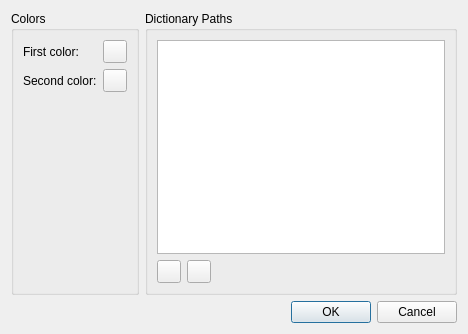
The window that src/settingsdialog.ui (jablonkai/QDictionary) describes before a commit, drawn with Qt 5.
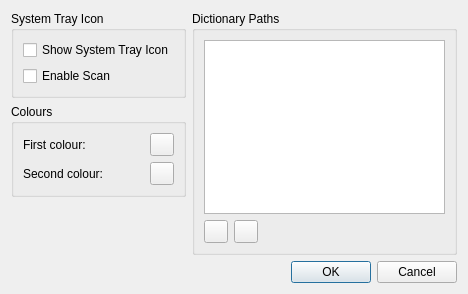
The same window after the commit. Icons and pictures are not drawn.

Diff of the .ui file:
```diff
--- a/src/settingsdialog.ui
+++ b/src/settingsdialog.ui
@@ -6,7 +6,7 @@
     <x>0</x>
     <y>0</y>
     <width>468</width>
-    <height>334</height>
+    <height>294</height>
    </rect>
   </property>
   <property name="windowTitle" >
@@ -16,9 +16,34 @@
    <item>
     <layout class="QHBoxLayout" >
      <item>
+      <layout class="QVBoxLayout" >
+       <item>
+        <widget class="QGroupBox" name="groupBox_3" >
+         <property name="title" >
+          <string>System Tray Icon</string>
+         </property>
+         <layout class="QVBoxLayout" >
+          <item>
+           <widget class="QCheckBox" name="checkBox" >
+            <property name="text" >
+             <string>Show System Tray Icon</string>
+            </property>
+           </widget>
+          </item>
+          <item>
+           <widget class="QCheckBox" name="checkBox_2" >
+            <property name="text" >
+             <string>Enable Scan</string>
+            </property>
+           </widget>
+          </item>
+         </layout>
+        </widget>
+       </item>
+       <item>
       <widget class="QGroupBox" name="groupBox_2" >
        <property name="title" >
-        <string>Colors</string>
+          <string>Colours</string>
        </property>
        <layout class="QVBoxLayout" >
         <item>
@@ -26,7 +51,7 @@
           <item row="0" column="0" >
            <widget class="QLabel" name="label" >
             <property name="text" >
-             <string>First color:</string>
+               <string>First colour:</string>
             </property>
            </widget>
           </item>
@@ -40,7 +65,7 @@
           <item row="1" column="0" >
            <widget class="QLabel" name="label_2" >
             <property name="text" >
-             <string>Second color:</string>
+               <string>Second colour:</string>
             </property>
            </widget>
           </item>
@@ -53,6 +78,9 @@
           </item>
          </layout>
         </item>
+         </layout>
+        </widget>
+       </item>
         <item>
          <spacer>
           <property name="orientation" >
@@ -67,7 +95,6 @@
          </spacer>
         </item>
        </layout>
-      </widget>
      </item>
      <item>
       <widget class="QGroupBox" name="groupBox" >
```
Lines whose indentation alone changed are shown as unchanged.
